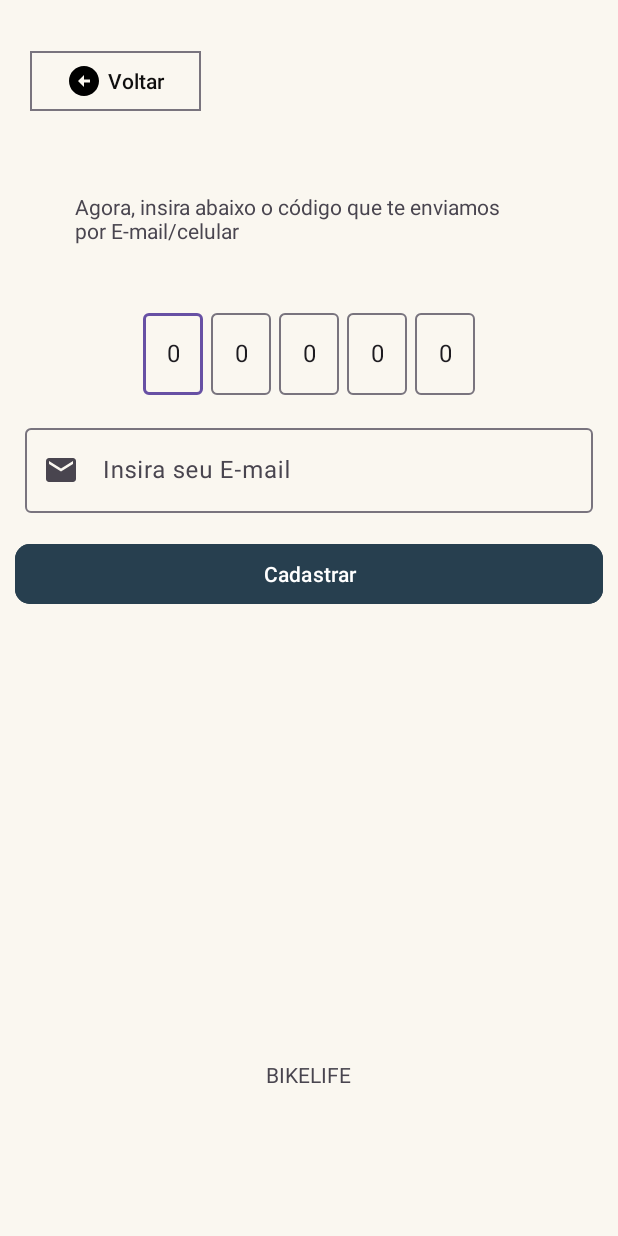
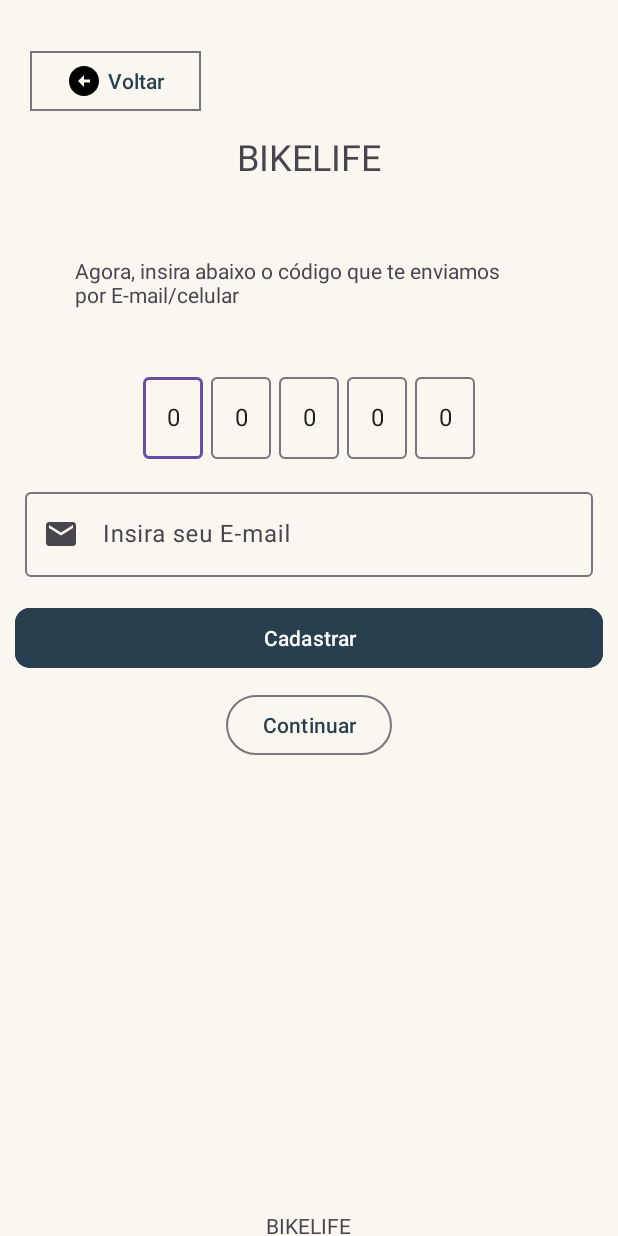
Before and after one commit to 0303-arch/BikeApp, an Android app: the RecuperarsenhaActivity screen opened directly, with no data from a screen before it, on a phone screen of 412 x 824 dp. Run offline under Robolectric (Android 15) with nearby library versions, the phone set to English and light mode, and no system bars.

```diff
--- a/app/src/main/AndroidManifest.xml
+++ b/app/src/main/AndroidManifest.xml
@@ -12,6 +12,9 @@
         android:supportsRtl="true"
         android:theme="@style/Theme.MyApp"
         tools:targetApi="31">
+        <activity
+            android:name=".RecuperarSenha2Activity"
+            android:exported="false" />
         <activity
             android:name=".MenuPrincipalActivity"
             android:exported="false" />
@@ -38,14 +41,13 @@
             android:exported="false" />
         <activity
             android:name=".SplashActivity"
-            android:exported="true" >
+            android:exported="true">
             <intent-filter>
                 <action android:name="android.intent.action.MAIN" />
 
                 <category android:name="android.intent.category.LAUNCHER" />
             </intent-filter>
         </activity>
-
     </application>
 
 </manifest>
--- a/app/src/main/res/layout/recuperar_senha_layout.xml
+++ b/app/src/main/res/layout/recuperar_senha_layout.xml
@@ -17,8 +17,16 @@
         android:layout_marginTop="30dp"
         android:drawableLeft="@drawable/baseline_arrow_circle_left"
         android:text="Voltar"
-        android:textColor="@color/black"
+        android:textColor="#273F4F"
         app:cornerRadius="0dp" />
+
+    <TextView
+        android:layout_width="wrap_content"
+        android:layout_height="wrap_content"
+        android:text="BIKELIFE"
+        android:textSize="24sp"
+        android:layout_marginTop="10dp"
+        android:layout_gravity="center"/>
 
     <TextView
         android:layout_width="300sp"
@@ -124,6 +132,15 @@
         android:text="Cadastrar"
         app:cornerRadius="10dp" />
 
+    <com.google.android.material.button.MaterialButton
+        style="?attr/materialButtonOutlinedStyle"
+        android:layout_width="wrap_content"
+        android:layout_height="wrap_content"
+        android:layout_marginTop="10dp"
+        android:layout_gravity="center"
+        android:text="Continuar"
+        android:textColor="#273F4F"/>
+
 
     <TextView
         android:layout_width="wrap_content"
```
Also changed, not shown: app/src/main/java/br/com/etecia/myapp/RecuperarSenha2Activity.java (added, +24 -0 lines), app/src/main/res/layout/recuperar_senha2_layout.xml (added, +10 -0 lines).
